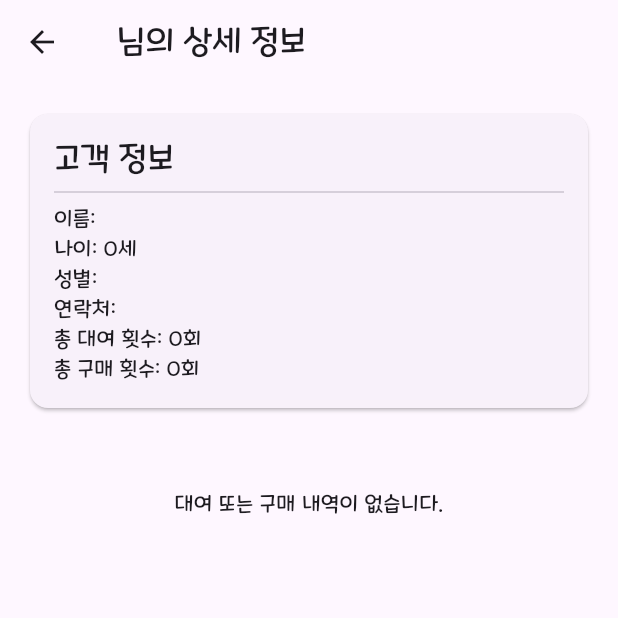
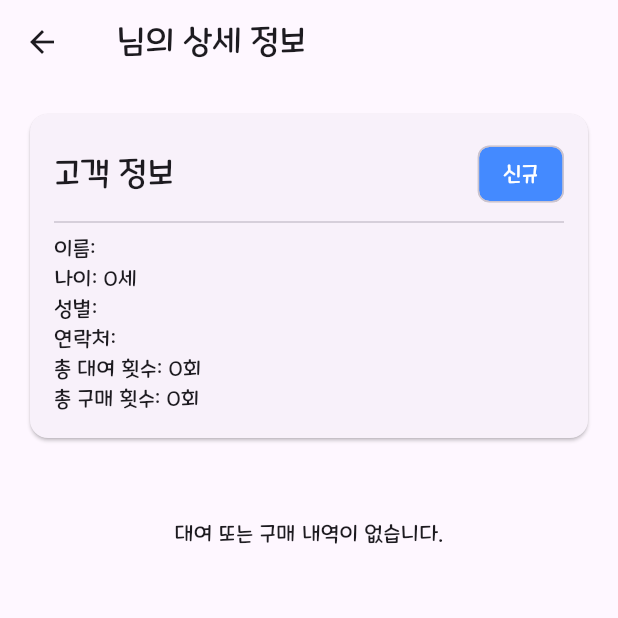
Before and after one commit to wjddnr62/product_manage, a Flutter app: the CustomerDetailPage screen opened directly with empty values, on a phone screen of 412 x 824 dp, the top half of it. Run offline on Flutter 3.47's test engine with Material 3 defaults, Android fonts, the phone set to English and light mode, and no system bars; our stand-ins replace cloud_firestore, equatable, firebase_core, firebase_messaging, flutter_bloc, hive and 2 more; missing offline and left inert: get_phone_number; accounts and stored records are empty.

Commit message:
# EDIT - 고객 상세

```diff
--- a/lib/repositories/product_repository.dart
+++ b/lib/repositories/product_repository.dart
@@ -85,7 +85,7 @@ class ProductRepository {
       final now = Timestamp.now();
 
       if (transactionType == 'rent') {
-        final returnDate = now.toDate().add(const Duration(days: 2));
+        final returnDate = now.toDate().add(const Duration(days: 3)); // 2일에서 3일로 변경
         transaction.update(productRef, {
           'status': 'rented',
           'rentedToUid': customer.uid,
--- a/lib/screens/customer/customer_detail_page.dart
+++ b/lib/screens/customer/customer_detail_page.dart
@@ -2,85 +2,140 @@ import 'package:cloud_firestore/cloud_firestore.dart';
 import 'package:flutter/material.dart';
 import 'package:intl/intl.dart';
 import 'package:rehabiltiation/models/customer_model.dart';
+import 'package:rehabiltiation/widgets/reusable_expansion_tile_card.dart';
 
 class CustomerDetailPage extends StatelessWidget {
   const CustomerDetailPage({super.key, required this.customer});
 
   final Customer customer;
 
-  @override
-  Widget build(BuildContext context) {
-    final formatter = DateFormat('yyyy-MM-dd');
+  String _formatPhoneNumber(String phoneNumber) {
+    if (phoneNumber.length == 11) {
+      return '${phoneNumber.substring(0, 3)}-${phoneNumber.substring(3, 7)}-${phoneNumber.substring(7)}';
+    }
+    return phoneNumber;
+  }
 
-    return Scaffold(
-      appBar: AppBar(
-        title: Text('${customer.name} 님의 상세 정보'),
-      ),
-      body: SafeArea(
-        child: ListView(
-          padding: const EdgeInsets.all(16.0),
-          children: [
-            // 기본 정보 카드
+  Widget _buildCustomerGradeChip(Customer customer) {
+    final totalTransactions = customer.rentalCount + customer.purchaseCount;
+    if (totalTransactions == 0) {
+      return const Chip(
+        label: Text('신규'),
+        backgroundColor: Colors.blueAccent,
+        labelStyle: TextStyle(color: Colors.white),
+      );
+    } else if (totalTransactions >= 5) {
+      return const Chip(
+        label: Text('단골'),
+        backgroundColor: Colors.amber,
+        labelStyle: TextStyle(color: Colors.white),
+      );
+    }
+    return const SizedBox.shrink();
+  }
+
+  List<Widget> _buildListItems(BuildContext context, DateFormat formatter) {
+    final List<Widget> items = [];
+
+    // 1. 기본 정보 카드
+    items.add(
       Card(
         child: Padding(
           padding: const EdgeInsets.all(16.0),
           child: Column(
             crossAxisAlignment: CrossAxisAlignment.start,
             children: [
+              Row(
+                mainAxisAlignment: MainAxisAlignment.spaceBetween,
+                children: [
                   Text('고객 정보', style: Theme.of(context).textTheme.titleLarge),
+                  _buildCustomerGradeChip(customer),
+                ],
+              ),
               const Divider(),
               Text('이름: ${customer.name}'),
               Text('나이: ${customer.age != null ? '${customer.age}세' : '정보 없음'}'),
               Text('성별: ${customer.gender}'),
-                    Text('연락처: ${customer.phoneNumber}'),
+              Text('연락처: ${_formatPhoneNumber(customer.phoneNumber)}'),
               Text('총 대여 횟수: ${customer.rentalCount}회'),
               Text('총 구매 횟수: ${customer.purchaseCount}회'),
             ],
           ),
         ),
       ),
-            const SizedBox(height: 20),
+    );
 
-            // 대여 내역
-            if (customer.rentedProducts.isNotEmpty)
-              Card(
-                child: ExpansionTile(
-                  title: Text('대여 내역 (${customer.rentedProducts.length}건)'),
+    items.add(const SizedBox(height: 20));
+
+    // 2. 대여 내역
+    if (customer.rentedProducts.isNotEmpty) {
+      items.add(
+        ReusableExpansionTileCard(
+          pageStorageKey: 'rented_history',
+          title: '대여 내역 (${customer.rentedProducts.length}건)',
           children: customer.rentedProducts.map((item) {
             final returnDate = (item['returnDate'] as Timestamp?)?.toDate();
             return ListTile(
               title: Text(item['productName'] ?? '이름 없는 상품'),
-                      subtitle: Text('반납 예정일: ${returnDate != null ? formatter.format(returnDate) : '-'}'),
+              subtitle: Text(
+                '반납 예정일: ${returnDate != null ? formatter.format(returnDate) : '-'}',
+              ),
             );
           }).toList(),
         ),
-              ),
+      );
+    }
 
-            const SizedBox(height: 10),
+    items.add(const SizedBox(height: 10));
 
-            // 구매 내역
-            if (customer.purchasedProducts.isNotEmpty)
-              Card(
-                child: ExpansionTile(
-                  title: Text('구매 내역 (${customer.purchasedProducts.length}건)'),
+    // 3. 구매 내역
+    if (customer.purchasedProducts.isNotEmpty) {
+      items.add(
+        ReusableExpansionTileCard(
+          pageStorageKey: 'purchased_history',
+          title: '구매 내역 (${customer.purchasedProducts.length}건)',
           children: customer.purchasedProducts.map((item) {
             final purchaseDate = (item['purchaseDate'] as Timestamp?)?.toDate();
             return ListTile(
               title: Text(item['productName'] ?? '이름 없는 상품'),
-                      subtitle: Text('구매일: ${purchaseDate != null ? formatter.format(purchaseDate) : '-'}'),
+              subtitle: Text(
+                '구매일: ${purchaseDate != null ? formatter.format(purchaseDate) : '-'}',
+              ),
             );
           }).toList(),
         ),
-              ),
+      );
+    }
 
-            if (customer.rentedProducts.isEmpty && customer.purchasedProducts.isEmpty)
+    // 4. 내역 없음 메시지
+    if (customer.rentedProducts.isEmpty && customer.purchasedProducts.isEmpty) {
+      items.add(
         const Center(
           child: Padding(
             padding: EdgeInsets.all(20.0),
             child: Text('대여 또는 구매 내역이 없습니다.'),
           ),
-              )
-          ],
+        ),
+      );
+    }
+
+    return items;
+  }
+
+  @override
+  Widget build(BuildContext context) {
+    final formatter = DateFormat('yyyy-MM-dd');
+    final List<Widget> listItems = _buildListItems(context, formatter);
+
+    return Scaffold(
+      appBar: AppBar(title: Text('${customer.name} 님의 상세 정보')),
+      body: SafeArea(
+        child: ListView.builder(
+          padding: const EdgeInsets.all(16.0),
+          itemCount: listItems.length,
+          itemBuilder: (context, index) {
+            return listItems[index]; // 수정된 부분
+          },
         ),
       ),
     );
--- a/lib/screens/product/widgets/process_transaction_dialog.dart
+++ b/lib/screens/product/widgets/process_transaction_dialog.dart
@@ -32,7 +32,7 @@ class _ProcessTransactionDialogState extends State<ProcessTransactionDialog> {
   @override
   Widget build(BuildContext context) {
     return AlertDialog(
-      title: Text('${widget.product.name} 처리'),
+      title: Text('상품 처리'),
       content: SingleChildScrollView(
         child: Column(
           mainAxisSize: MainAxisSize.min,
```
Also changed, not shown: lib/screens/customer/customer_management_page.dart (+23 -3 lines), lib/screens/product/cubit/product_management_cubit.dart (+7 -1 lines), lib/screens/product/cubit/product_management_state.dart (+38 -10 lines), lib/screens/product/product_management_page.dart (+77 -64 lines), lib/widgets/data_driven_view.dart (added, +45 -0 lines), lib/widgets/reusable_expansion_tile_card.dart (added, +155 -0 lines). Lines whose indentation alone changed are shown as unchanged.
